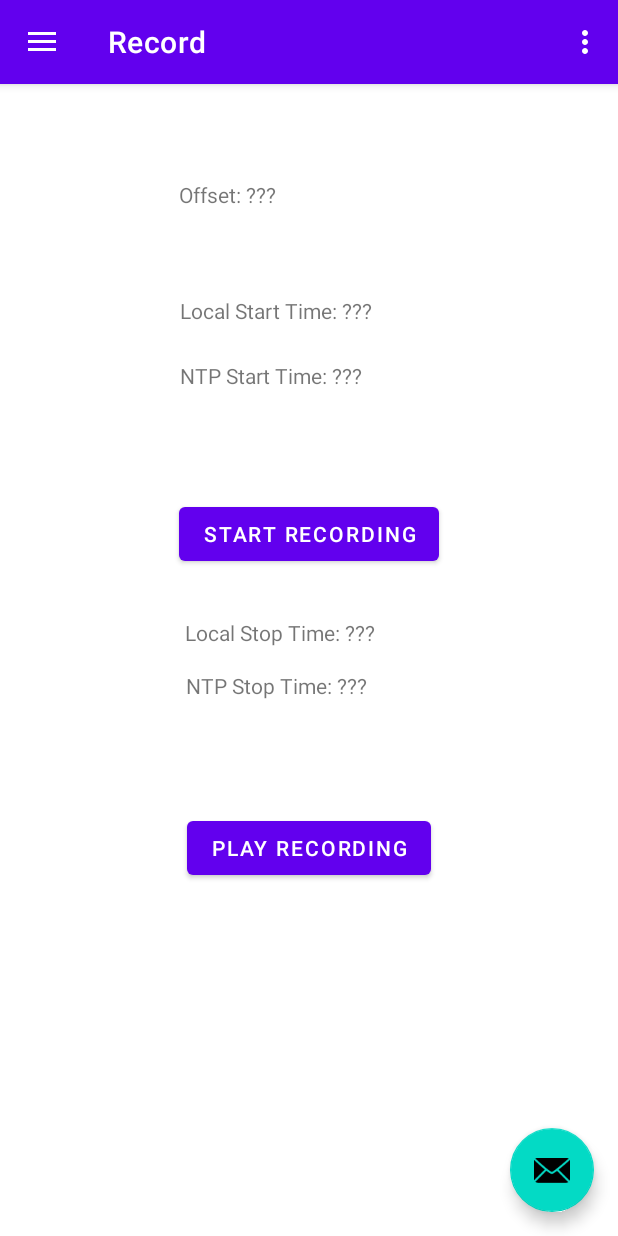
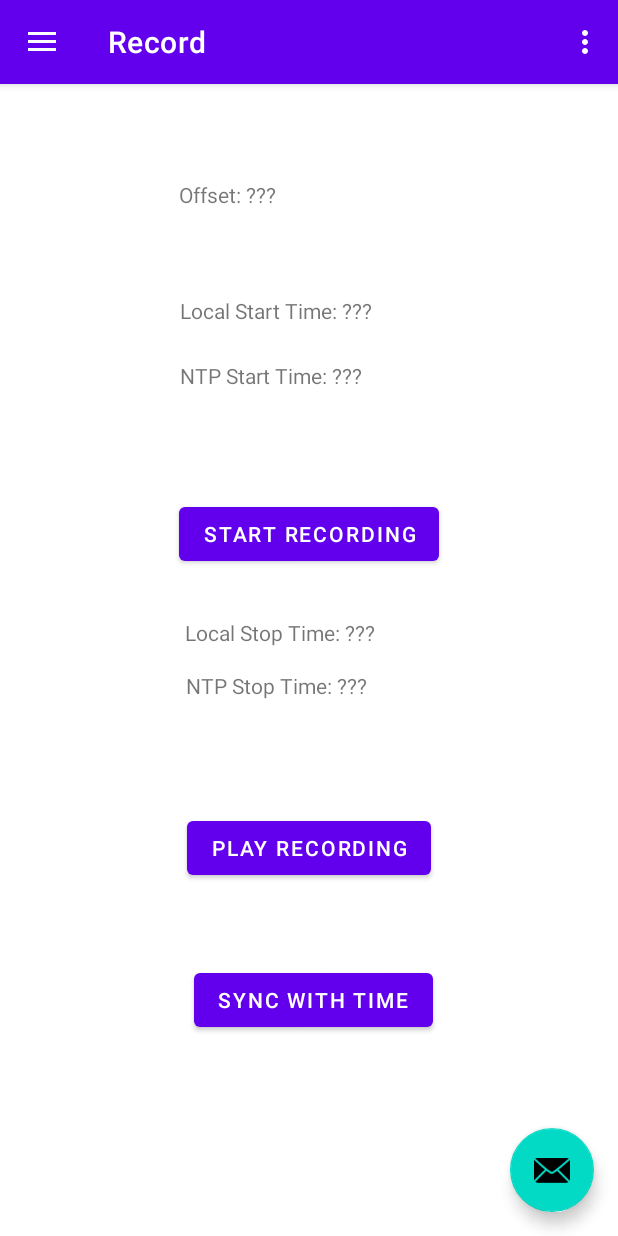
Before and after one commit to bluewl/sound-proof-android, an Android app: the screen it shows after launch (MainActivity), in the side drawer, after a tap on "Record", on a phone screen of 412 x 824 dp. Run offline under Robolectric (Android 15) with nearby library versions, the phone set to English and light mode, and no system bars; our stand-ins replace navigation-ui.

Commit message:
Fixes to cross-correlation and getting the time from the server
Fixes to cross-correlation and getting the time from the server

```diff
--- a/app/src/main/res/layout/fragment_record.xml
+++ b/app/src/main/res/layout/fragment_record.xml
@@ -130,4 +130,19 @@
         app:layout_constraintStart_toStartOf="parent"
         app:layout_constraintTop_toBottomOf="@+id/localStopTimeText" />
 
+    <Button
+        android:id="@+id/sync_time_button"
+        android:layout_width="wrap_content"
+        android:layout_height="wrap_content"
+        android:layout_marginStart="161dp"
+        android:layout_marginTop="49dp"
+        android:layout_marginEnd="156dp"
+        android:layout_marginBottom="129dp"
+        android:onClick="syncWithServerTime"
+        android:text="Sync with Time"
+        app:layout_constraintBottom_toBottomOf="parent"
+        app:layout_constraintEnd_toEndOf="parent"
+        app:layout_constraintStart_toStartOf="parent"
+        app:layout_constraintTop_toBottomOf="@+id/play_recording_button" />
+
 </androidx.constraintlayout.widget.ConstraintLayout>
```
Also changed, not shown: app/src/main/java/com/example/sound_proof_android/ui/Record/RecordFragment.java (+82 -1 lines), app/src/main/java/com/example/sound_proof_android/ui/process/ProcessFragment.java (+7 -6 lines).
